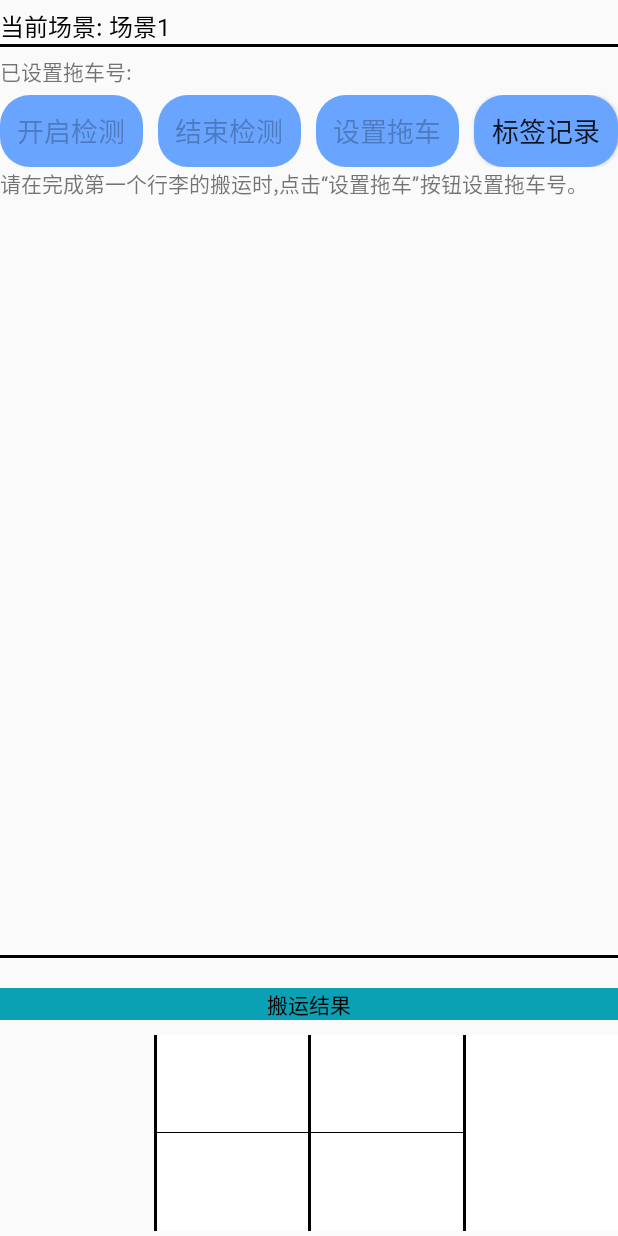
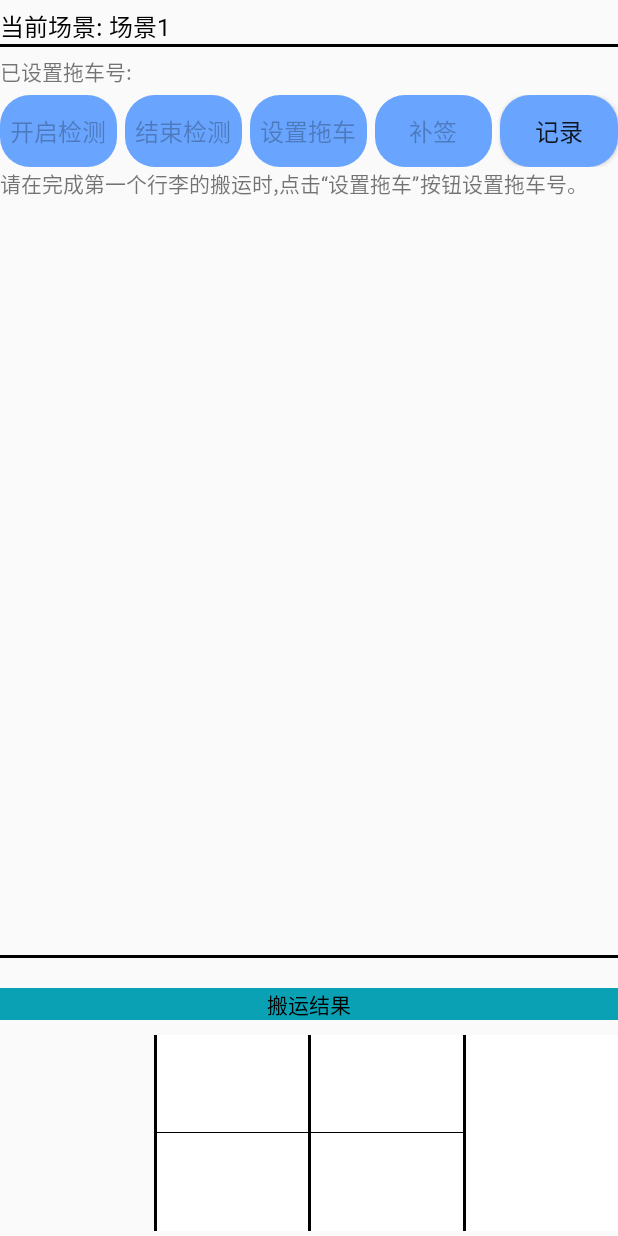
Before and after one commit to YoungLee3000/LuggageTest, an Android app: the screen it shows after launch (MainActivity), after a tap on "进入场景", on a phone screen of 412 x 824 dp. Run offline under Robolectric (Android 15) with nearby library versions, the phone set to English and light mode, and no system bars; our stand-ins replace ButterKnife; libraries missing offline, so code that uses them is left out: com.alibaba.fastjson; 1 statement that could not run was skipped.

Commit message:
更新行李检测服务接口Jar包,增加补签与行李确认功能。

```diff
--- a/app/build.gradle
+++ b/app/build.gradle
@@ -56,6 +56,7 @@ dependencies {
 
     implementation 'androidx.appcompat:appcompat:1.2.0'
     implementation 'androidx.constraintlayout:constraintlayout:2.0.1'
+    implementation files('libs\\LuggageSDK.jar')
     testImplementation 'junit:junit:4.12'
     androidTestImplementation 'androidx.test.ext:junit:1.1.2'
     androidTestImplementation 'androidx.test.espresso:espresso-core:3.3.0'
--- a/app/src/main/java/com/nlscan/android/luggagetest/MainActivity.java
+++ b/app/src/main/java/com/nlscan/android/luggagetest/MainActivity.java
@@ -1,5 +1,6 @@
 package com.nlscan.android.luggagetest;
 
+import androidx.annotation.UiThread;
 import androidx.appcompat.app.AlertDialog;
 import androidx.appcompat.app.AppCompatActivity;
 import androidx.recyclerview.widget.LinearLayoutManager;
@@ -8,10 +9,13 @@ import androidx.recyclerview.widget.RecyclerView;
 import android.annotation.SuppressLint;
 import android.app.Activity;
 import android.app.ProgressDialog;
+import android.bluetooth.BluetoothDevice;
+import android.content.BroadcastReceiver;
 import android.content.ComponentName;
 import android.content.Context;
 import android.content.DialogInterface;
 import android.content.Intent;
+import android.content.IntentFilter;
 import android.content.ServiceConnection;
 import android.graphics.Color;
 import android.media.AudioManager;
@@ -46,6 +50,7 @@ import com.nlscan.luggage.ModelInterface;
 import com.nlscan.luggage.ParamValue;
 import com.nlscan.luggage.ResultState;
 
+import java.lang.annotation.Annotation;
 import java.lang.ref.SoftReference;
 import java.lang.reflect.Field;
 import java.util.ArrayList;
@@ -127,6 +132,12 @@ public class MainActivity extends AppCompatActivity {
                         case ResultState.PREDICT_BOX_LAY_WRONG:
                             stateParse = getResources().getString(R.string.predict_box_lay_wrong);
                             layState = getResources().getString(R.string.wrong);
+                            MainActivity.this.runOnUiThread(new Runnable() {
+                                @Override
+                                public void run() {
+                                    showDialog("确认数据","是否将确认将该行李放置此处?", Color.RED,epc_id);
+                                }
+                            });
                             break;
                         case ResultState.PREDICT_BOX_BAN:
                             stateParse = getResources().getString(R.string.predict_box_ban);
@@ -234,10 +245,14 @@ public class MainActivity extends AppCompatActivity {
 
 
     //初始化服务
-
     private LuggageManager gLuggageInstance;
     private void initService(){
 
+        //设置扫码配置
+        barcodeSet();
+
+
+        //获取服务实例
         gLuggageInstance = LuggageManager.getInstance(getApplicationContext());
 
         interfaceServiceInit();
@@ -283,9 +298,23 @@ public class MainActivity extends AppCompatActivity {
         super.onDestroy();
         endService();
 
+    }
 
 
+    //暂停时销毁广播
+    @Override
+    protected void onPause() {
+        super.onPause();
 
+        unRegister();
+    }
+
+
+    //刷新界面时注册广播
+    @Override
+    protected void onPostResume() {
+        super.onPostResume();
+        register();
 
     }
 
@@ -294,7 +323,7 @@ public class MainActivity extends AppCompatActivity {
     @Override
     public boolean onKeyDown(int keyCode, KeyEvent event) {
         if (keyCode == KeyEvent.KEYCODE_BACK) {
-            showDialog("是否清除所有数据", Color.RED);
+            showDialog("清除数据","是否清除所有数据", Color.RED);
         }
 
         return false;
@@ -309,9 +338,11 @@ public class MainActivity extends AppCompatActivity {
      * 显示弹出窗
      * @param meg
      */
-    private void showDialog(String meg,int colorID){
+    private void showDialog(String title,String meg,int colorID){
 
-        AlertDialog.Builder builder = new AlertDialog.Builder(this);
+        if (gAlertDialog != null) gAlertDialog.dismiss();
+
+        AlertDialog.Builder builder = new AlertDialog.Builder(MainActivity.this);
         builder.setPositiveButton("确定", new DialogInterface.OnClickListener() {
             @Override
             public void onClick(DialogInterface dialogInterface, int i) {
@@ -327,9 +358,61 @@ public class MainActivity extends AppCompatActivity {
             }
         });
 
+        setTitle(builder,title,meg,colorID);
+    }
+
+
+
+
+
+
+
+    /**
+     * 搬运错误的时候弹窗
+     * @param meg
+     */
+    private void showDialog(String title,String meg,int colorID,String epcId){
+        if (gAlertDialog != null) gAlertDialog.dismiss();
+
+        AlertDialog.Builder builder = new AlertDialog.Builder(MainActivity.this);
+
+        JSONObject actionObject = new JSONObject();
+        actionObject.put(DataKey.J_EPC_ID,epcId);
+
+
+        builder.setPositiveButton("确定", new DialogInterface.OnClickListener() {
+            @Override
+            public void onClick(DialogInterface dialogInterface, int i) {
+
+                actionObject.put(DataKey.J_CONFIRM,ParamValue.CONFIRM_RIGHT);
+                sendConfirmData(actionObject,epcId);
+                gAlertDialog.dismiss();
+
+            }
+        });
+        builder.setNegativeButton("取消", new DialogInterface.OnClickListener() {
+            @Override
+            public void onClick(DialogInterface dialog, int which) {
+                actionObject.put(DataKey.J_CONFIRM,ParamValue.CONFIRM_RIGHT);
+                sendConfirmData(actionObject,epcId);
+                gAlertDialog.dismiss();
+            }
+        });
+
+
+        setTitle(builder,title,meg,colorID);
+
+
+
+
+    }
+
+
+    //设置标题与消息内容
+    private void setTitle(AlertDialog.Builder builder, String title,String meg, int color){
         gAlertDialog = builder.create();
 
-        gAlertDialog.setTitle("清除数据");
+        gAlertDialog.setTitle(title);
 
         gAlertDialog.setMessage(meg);
         gAlertDialog.show();
@@ -341,7 +424,7 @@ public class MainActivity extends AppCompatActivity {
             Field mMessage = mAlertController.getClass().getDeclaredField("mMessageView");
             mMessage.setAccessible(true);
             TextView mMessageView = (TextView) mMessage.get(mAlertController);
-            mMessageView.setTextColor(colorID);
+            mMessageView.setTextColor(color);
             mMessageView.setTextSize(25);
             mMessageView.setTextAlignment(View.TEXT_ALIGNMENT_CENTER);
         } catch (IllegalAccessException e) {
@@ -349,10 +432,22 @@ public class MainActivity extends AppCompatActivity {
         } catch (NoSuchFieldException e) {
             e.printStackTrace();
         }
+    }
+
+
+    //发送行为数据
+    private void sendConfirmData(JSONObject actionObject,String epcId){
+        JSONArray actionArray = new JSONArray();
+        actionArray.add(actionObject);
+        String strData = actionArray.toString();
+        int rel = gLuggageInstance.sendInfo(ParamValue.DATA_CONFIRM,strData);
+        tvRunResult.setText("发送确认数据 "  + epcId + (rel==ResultState.SUCCESS ? "成功" : "失败"));
+    }
 
 
 
-    }
+
+
 
 
     //*-------------服务连接相关-------------------------//
@@ -391,6 +486,9 @@ public class MainActivity extends AppCompatActivity {
 
     @BindView(R.id.btn_close_record)
     Button btnCloseRecord;
+
+    @BindView(R.id.btn_add_lack)
+    Button btnAddLack;
 
 
     @BindView(R.id.tv_car_id_set)
@@ -431,7 +529,8 @@ public class MainActivity extends AppCompatActivity {
 
     //按键事件
     @OnClick({R.id.btn_start_service,R.id.btn_new_car_done,
-                R.id.btn_end_service,R.id.btn_show_record,R.id.btn_close_record})
+                R.id.btn_end_service,R.id.btn_show_record,R.id.btn_close_record,
+                R.id.btn_add_lack})
     public void onClick(View view) {
         switch (view.getId()) {
 
@@ -457,6 +556,9 @@ public class MainActivity extends AppCompatActivity {
                 break;
             case R.id.btn_close_record:
                 layoutHistory.setVisibility(View.GONE);
+                break;
+            case R.id.btn_add_lack:
+                addLack();
                 break;
         }
     }
@@ -626,6 +728,79 @@ public class MainActivity extends AppCompatActivity {
         tvRunResult.setText("结束服务结果: " +  ( rel == ResultState.SUCCESS ? "成功" : "失败") );
 
 
+    }
+
+
+    //发送扫码广播
+    private void addLack(){
+        //普通广播
+        Intent intent1 = new Intent("nlscan.action.SCANNER_TRIG");
+        intent1.putExtra("SCAN_TIMEOUT", 6);//单位为秒，值为int类型，且不超过9秒
+        sendBroadcast(intent1);//content.
+    }
+
+
+    //扫码接收广播
+    private BroadcastReceiver mScanReceiver = new BroadcastReceiver(){
+        @Override
+        public void onReceive(Context context, Intent intent) {
+
+            final String scanResult_1=intent.getStringExtra("SCAN_BARCODE1");
+            final String scanStatus=intent.getStringExtra("SCAN_STATE");
+
+            if("ok".equals(scanStatus)){
+
+                sendAddLackAction(scanResult_1);
+            }
+
+        }
+    };
+
+
+    //发送补签行为数据
+    private void sendAddLackAction(String epcId){
+        JSONObject actionObject = new JSONObject();
+
+        actionObject.put(DataKey.J_EPC_ID,epcId);
+
+        JSONArray actionArray = new JSONArray();
+        actionArray.add(actionObject);
+
+        String strData = actionArray.toString();
+
+        int rel = gLuggageInstance.sendInfo(ParamValue.DATA_ADD_LACK,strData);
+
+        tvRunResult.setText("发送补签数据 "  + epcId + (rel==ResultState.SUCCESS ? "成功" : "失败"));
+    }
+
+
+    //注册广播
+    private void register(){
+
+        //扫码广播
+        IntentFilter scanFilter = new IntentFilter("nlscan.action.SCANNER_RESULT");
+        registerReceiver(mScanReceiver,scanFilter);
+
+    }
+
+
+    //取消注册
+    private void unRegister(){
+        try {
+
+            unregisterReceiver(mScanReceiver);
+        } catch (Exception e) {
+            e.printStackTrace();
+        }
+    }
+
+
+    //设置扫码配置
+    private void barcodeSet(){
+        Intent intentConfig = new Intent("ACTION_BAR_SCANCFG");
+        intentConfig.putExtra("EXTRA_SCAN_MODE", 3);//广播输出
+        intentConfig.putExtra("EXTRA_OUTPUT_EDITOR_ACTION_ENABLE", 0);//不输出软键盘
+        sendBroadcast(intentConfig);
     }
 
 
@@ -858,6 +1033,7 @@ public class MainActivity extends AppCompatActivity {
                     break;
                 case CLICK_START:
                     mainActivity.btnNewCarDone.setEnabled(true);
+                    mainActivity.btnAddLack.setEnabled(true);
                     mainActivity.btnStartService.performClick();
                     break;
             }
--- a/app/src/main/res/layout/activity_main.xml
+++ b/app/src/main/res/layout/activity_main.xml
@@ -102,6 +102,7 @@
                 android:layout_marginTop="5dp"
                 android:orientation="horizontal">
 
+
                 <Button
                     android:id="@+id/btn_start_service"
                     android:layout_width="0dp"
@@ -109,18 +110,18 @@
                     android:layout_weight="1"
                     android:background="@drawable/set_btn"
                     android:enabled="false"
-                    android:textSize="18dp"
+                    android:textSize="16dp"
                     android:text="开启检测" />
 
                 <Button
                     android:id="@+id/btn_end_service"
                     android:layout_width="0dp"
                     android:layout_height="wrap_content"
-                    android:layout_marginLeft="10dp"
+                    android:layout_marginLeft="5dp"
                     android:layout_weight="1"
                     android:background="@drawable/set_btn"
                     android:enabled="false"
-                    android:textSize="18dp"
+                    android:textSize="16dp"
                     android:text="结束检测" />
 
 
@@ -128,22 +129,36 @@
                     android:id="@+id/btn_new_car_done"
                     android:layout_width="0dp"
                     android:layout_height="wrap_content"
-                    android:layout_marginLeft="10dp"
                     android:layout_weight="1"
+                    android:layout_marginLeft="5dp"
                     android:background="@drawable/set_btn"
                     android:enabled="false"
-                    android:textSize="18dp"
+                    android:textSize="16dp"
                     android:text="设置拖车" />
+
+
+                <Button
+                    android:id="@+id/btn_add_lack"
+                    android:layout_width="0dp"
+                    android:layout_height="wrap_content"
+                    android:layout_weight="1"
+                    android:layout_marginLeft="5dp"
+                    android:background="@drawable/set_btn"
+                    android:enabled="false"
+                    android:textSize="16dp"
+                    android:text="补签" />
+
+
 
                 <Button
                     android:id="@+id/btn_show_record"
                     android:layout_width="0dp"
                     android:layout_height="wrap_content"
-                    android:layout_marginLeft="10dp"
+                    android:layout_marginLeft="5dp"
                     android:layout_weight="1"
-                    android:textSize="18dp"
+                    android:textSize="16dp"
                     android:background="@drawable/set_btn"
-                    android:text="标签记录" />
+                    android:text="记录" />
 
 
             </LinearLayout>
@@ -153,6 +168,8 @@
                 android:layout_width="match_parent"
                 android:layout_height="wrap_content"
                 android:text="@string/car_tips" />
+
+
 
 
         </LinearLayout>
```
Also changed, not shown: app/libs/LuggageSDK.jar.
